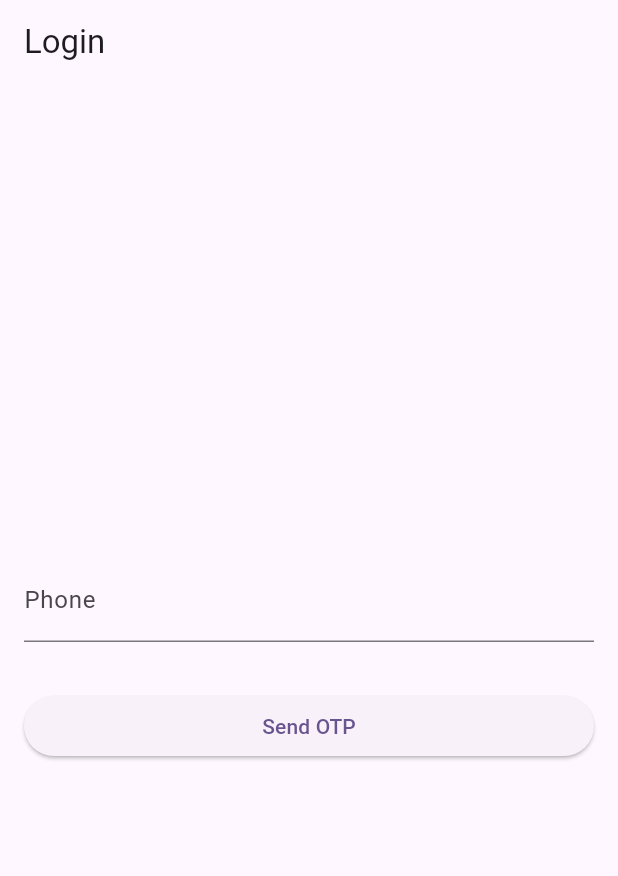
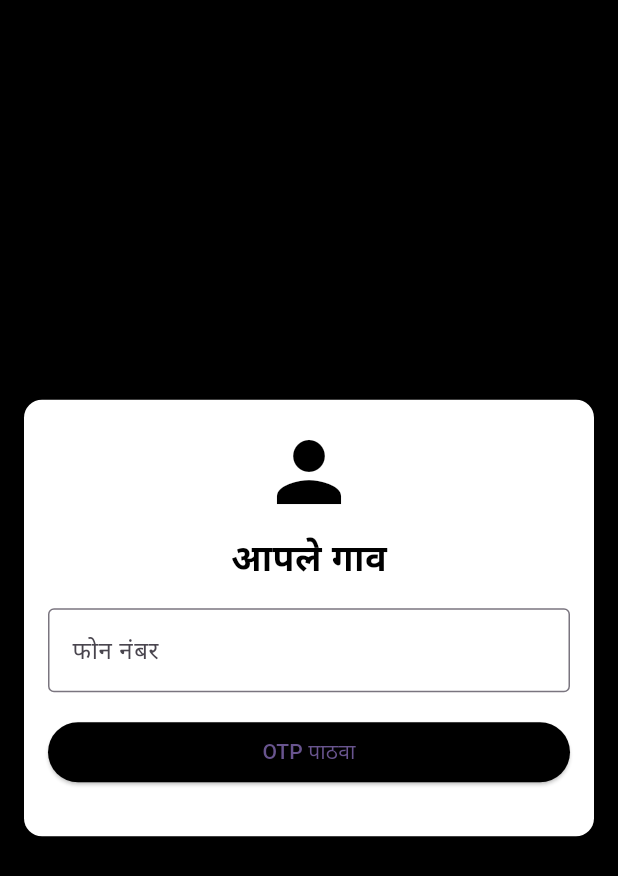
Before and after one commit to sapatevaibhav/flutter_firebase_demo, a Flutter app: the screen it shows after launch, on a phone screen of 412 x 824 dp. Shown: the top 876 px of the screen. Run offline on Flutter 3.47's test engine with Material 3 defaults, Android fonts, the phone set to English and light mode, and no system bars; our stand-ins replace cloud_firestore, firebase_auth, firebase_core, firebase_storage, image_picker; accounts and stored records are empty.

Commit message:
new fresh login page

```diff
--- a/lib/phone_auth/phone_login.dart
+++ b/lib/phone_auth/phone_login.dart
@@ -1,11 +1,11 @@
 // ignore_for_file: use_build_context_synchronously
 
 import 'dart:developer';
-
+import 'package:cloud_firestore/cloud_firestore.dart';
 import 'package:firebase_auth/firebase_auth.dart';
 import 'package:flutter/material.dart';
 import 'package:flutter_firebase_demo/home.dart';
-import 'package:flutter_firebase_demo/phone_auth/otp_page.dart';
+import '../profile_options/profile_page.dart';
 
 class PhoneLoginPage extends StatefulWidget {
   const PhoneLoginPage({super.key});
@@ -16,24 +16,24 @@ class PhoneLoginPage extends StatefulWidget {
 
 class _PhoneLoginPageState extends State<PhoneLoginPage> {
   TextEditingController phoneController = TextEditingController();
+  TextEditingController otpController = TextEditingController();
+  bool isOTPSent = false;
+  bool isOTPValid = false;
+  String? verificationId;
 
   void sendOTP() async {
     String phone = "+91${phoneController.text.trim()}";
-    if (phone == "") {
+    if (phone == "+91") {
       log("Enter the details");
     } else {
       try {
         await FirebaseAuth.instance.verifyPhoneNumber(
           phoneNumber: phone,
           codeSent: (verificationId, resendToken) {
-            Navigator.push(
-              context,
-              MaterialPageRoute(
-                builder: (context) => OTPPage(
-                  verificationId: verificationId,
-                ),
-              ),
-            );
+            setState(() {
+              isOTPSent = true;
+              this.verificationId = verificationId;
+            });
           },
           verificationCompleted: (credential) {},
           verificationFailed: (ex) {
@@ -48,46 +48,136 @@ class _PhoneLoginPageState extends State<PhoneLoginPage> {
     }
   }
 
+  void verifyOTP() async {
+    String otp = otpController.text.trim();
+    if (otp.isEmpty || verificationId == null) {
+      log("Enter the OTP");
+    } else {
+      try {
+        PhoneAuthCredential credential = PhoneAuthProvider.credential(
+          verificationId: verificationId!,
+          smsCode: otp,
+        );
+        UserCredential userCredential =
+            await FirebaseAuth.instance.signInWithCredential(credential);
+        if (userCredential.user != null) {
+          log("sign in success");
+          checkProfile(userCredential.user!.uid);
+        }
+      } on FirebaseAuthException catch (e) {
+        log(e.code.toString());
+      }
+    }
+  }
+
+  void checkProfile(String uid) async {
+    // Check if user profile exists in Firestore
+    final userDoc = await FirebaseFirestore.instance.collection('users').doc(uid).get();
+    if (userDoc.exists) {
+      // Navigate to home screen if profile exists
+      Navigator.pushReplacement(context, MaterialPageRoute(builder: (context) => const HomeScreen()));
+    } else {
+      // Navigate to profile page if profile does not exist
+      Navigator.pushReplacement(context, MaterialPageRoute(builder: (context) => ProfilePage(uid: uid)));
+    }
+  }
+
   @override
   Widget build(BuildContext context) {
     return Scaffold(
-      appBar: AppBar(
-        title: const Text('Login'),
+      backgroundColor: Colors.black,
+      body: Center(
+        child: SingleChildScrollView(
+          child: Padding(
+            padding: const EdgeInsets.all(16.0),
+            child: Container(
+              padding: const EdgeInsets.all(16.0),
+              decoration: BoxDecoration(
+                color: Colors.white,
+                borderRadius: BorderRadius.circular(12.0),
               ),
-      body: Padding(
-        padding: const EdgeInsets.all(16.0),
               child: Column(
-          mainAxisAlignment: MainAxisAlignment.center,
+                mainAxisSize: MainAxisSize.min,
                 crossAxisAlignment: CrossAxisAlignment.stretch,
                 children: <Widget>[
+                  const Center(
+                    child: Column(
+                      children: [
+                        Icon(Icons.person, size: 64, color: Colors.black),
+                        SizedBox(height: 8.0),
+                        Text(
+                          'आपले गाव',
+                          style: TextStyle(
+                            fontSize: 24.0,
+                            fontWeight: FontWeight.bold,
+                            color: Colors.black,
+                          ),
+                        ),
+                      ],
+                    ),
+                  ),
+                  const SizedBox(height: 16.0),
                   TextField(
                     controller: phoneController,
                     decoration: const InputDecoration(
-                labelText: 'Phone',
+                      labelText: 'फोन नंबर',
+                      border: OutlineInputBorder(),
                     ),
                   ),
                   const SizedBox(height: 16.0),
-
+                  ElevatedButton(
+                    onPressed: sendOTP,
+                    style: ElevatedButton.styleFrom(
+                      backgroundColor: Colors.black,
+                      shape: RoundedRectangleBorder(
+                        borderRadius: BorderRadius.circular(30.0),
+                      ),
+                    ),
+                    child: const Text('OTP पाठवा'),
+                  ),
+                  const SizedBox(height: 16.0),
+                  if (isOTPSent)
+                    Column(
+                      crossAxisAlignment: CrossAxisAlignment.stretch,
+                      children: [
+                        TextField(
+                          controller: otpController,
+                          decoration: const InputDecoration(
+                            labelText: 'OTP',
+                            border: OutlineInputBorder(),
+                          ),
+                          onChanged: (value) {
+                            setState(() {
+                              isOTPValid = value.length == 6;
+                            });
+                          },
+                        ),
                         const SizedBox(height: 16.0),
                         ElevatedButton(
-              onPressed: () {
-                sendOTP();
-              },
-              child: const Text('Send OTP'),
+                          onPressed: isOTPValid ? verifyOTP : null,
+                          style: ElevatedButton.styleFrom(
+                            backgroundColor:
+                                isOTPValid ? Colors.black : Colors.grey,
+                            shape: RoundedRectangleBorder(
+                              borderRadius: BorderRadius.circular(30.0),
                             ),
-            // const SizedBox(height: 16.0),
-            // TextButton(
-            //   onPressed: () {
-            //     Navigator.push(
-            //       context,
-            //       MaterialPageRoute(builder: (context) => const OTPPage()),
-            //     );
-            //   },
-            //   child: const Text('Create an account'),
-            // ),
+                          ),
+                          child: const Text('लॉगिन करा'),
+                        ),
                       ],
+                    ),
+                ],
+              ),
+            ),
+          ),
         ),
       ),
     );
   }
 }
+
+void main() {
+  runApp(const MaterialApp(
+    home: PhoneLoginPage(),
+  ));
+}
```
Lines whose indentation alone changed are shown as unchanged.
